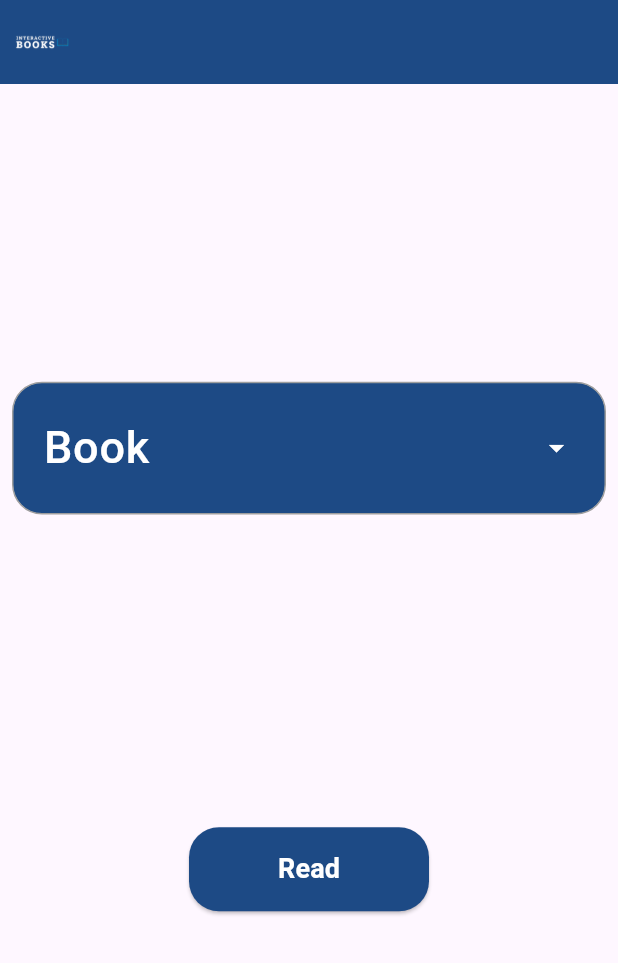
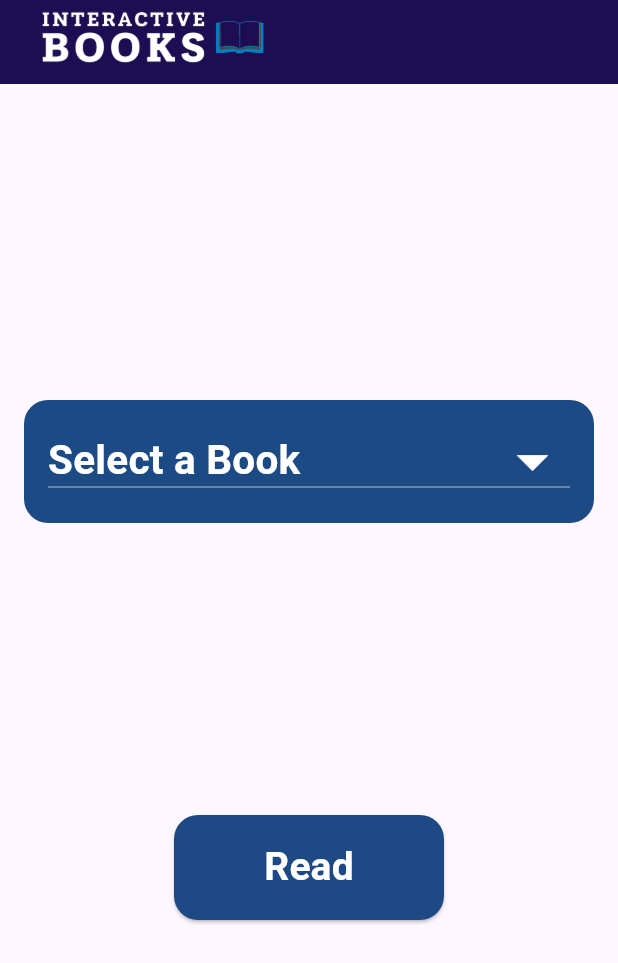
Before and after one commit to Shomos-Elshall/graduation_project, a Flutter app: the screen it shows after launch, on a phone screen of 412 x 824 dp. Shown: the top 963 px of the screen. Run offline on Flutter 3.47's test engine with Material 3 defaults, Android fonts, the phone set to English and light mode, and no system bars.

Commit message:
first page

```diff
--- a/interactive_book_app/lib/main.dart
+++ b/interactive_book_app/lib/main.dart
@@ -1,6 +1,5 @@
 import 'package:flutter/material.dart';
-import 'package:interactive_book_app/screens/SelectedBook.dart';
-import 'package:interactive_book_app/widgets/app_bar.dart';
+import 'package:interactive_book_app/screens/book_select_page.dart';
 
 void main() {
   runApp(const InteractiveBookApp());
--- a/interactive_book_app/lib/screens/SelectedBook.dart
+++ b/interactive_book_app/lib/screens/book_select_page.dart
@@ -1,6 +1,5 @@
 import 'package:flutter/material.dart';
-import 'package:interactive_book_app/widgets/ReadButton.dart';
-import 'package:interactive_book_app/widgets/app_bar.dart';
+import 'package:interactive_book_app/widgets/read_button.dart';
 import 'package:interactive_book_app/widgets/dropdown.dart';
 
 class Selectedbook extends StatefulWidget {
@@ -17,21 +16,23 @@ class SelectedbookState extends State<Selectedbook> {
   @override
   Widget build(BuildContext context) {
     return Scaffold(
-      appBar: CustomAppBar(),
+      appBar: AppBar(
+        backgroundColor: Color(0xFF1D0E53),
+        title: Padding(
+          padding: const EdgeInsets.only(bottom: 8.0),
+          child: Image.asset(
+            "assets/images/image 1 (1).png",
+            width: 170,
+            height: 130,
+          ),
+        ),
+      ),
+
       body: Padding(
-        padding: const EdgeInsets.all(8.0),
+        padding: const EdgeInsets.all(16.0),
         child: Column(
           mainAxisAlignment: MainAxisAlignment.spaceEvenly,
-          children: [
-             DropDownButton(),
-             ReadButton(selectedBook: selectedBook),
-
-
-
-
-
-
-          ],
+          children: [DropDownButton(), ReadButton(selectedBook: selectedBook)],
         ),
       ),
     );
--- a/interactive_book_app/lib/screens/home_page.dart
+++ b/interactive_book_app/lib/screens/home_page.dart
@@ -1,10 +1,10 @@
 import 'package:flutter/material.dart';
 
-class  HomePage extends StatelessWidget {
-  const  HomePage({super.key});
+class HomePage extends StatelessWidget {
+  const HomePage({super.key});
 
   @override
   Widget build(BuildContext context) {
-    return const Placeholder();
+    return Scaffold(body: Center(child: Text('Home Page')));
   }
 }
--- a/interactive_book_app/lib/widgets/ReadButton.dart
+++ /dev/null
@@ -1,47 +0,0 @@
-import 'package:flutter/material.dart';
-import 'package:interactive_book_app/screens/Home_Page.dart';
-
-class ReadButton extends StatelessWidget {
-  final String? selectedBook;
-  const ReadButton({required this.selectedBook});
-  @override
-  Widget build(BuildContext context) {
-    return Center(
-      child: Container(
-        width: 160,
-        margin: EdgeInsets.symmetric(vertical: 18),
-        child: ElevatedButton(
-          onPressed: () {
-            if (selectedBook != null) {
-              Navigator.push(
-                context,
-                MaterialPageRoute(
-                  builder: (context) {
-                    return const HomePage();
-                  },
-                ),
-              );
-            }
-          },
-          style: ElevatedButton.styleFrom(
-            backgroundColor: Color(0xFF1D4A85),
-            padding: EdgeInsets.symmetric(vertical: 15),
-            shape: RoundedRectangleBorder(
-              borderRadius: BorderRadius.circular(20),
-            ),
-          ),
-          child: Center(
-            child: Text(
-              "Read",
-              style: TextStyle(
-                color: Colors.white,
-                fontSize: 18,
-                fontWeight: FontWeight.w600,
-              ),
-            ),
-          ),
-        ),
-      ),
-    );
-  }
-}
--- a/interactive_book_app/lib/widgets/app_bar.dart
+++ /dev/null
@@ -1,23 +0,0 @@
-import 'package:flutter/material.dart';
-class CustomAppBar extends StatelessWidget implements PreferredSizeWidget{
-  const CustomAppBar({super.key});
-  @override
-  Widget build(BuildContext context) {
-    return AppBar(
-      backgroundColor: Color(0xFF1D4A85),
-      leading: Padding(
-        padding: EdgeInsets.all(8),
-        child: Image(
-          image: AssetImage("assets/images/image 1 (1).png"),
-          height: 60,
-          width: 60,
-          fit: BoxFit.contain,
-
-        ),
-      ),
-    );
-  }
-  @override
-Size get preferredSize => Size.fromHeight(kToolbarHeight);
-
-}
--- a/interactive_book_app/lib/widgets/dropdown.dart
+++ b/interactive_book_app/lib/widgets/dropdown.dart
@@ -1,61 +1,56 @@
 import 'package:flutter/material.dart';
 
-class DropDownButton extends StatelessWidget {
+class DropDownButton extends StatefulWidget {
   const DropDownButton({super.key});
 
+  @override
+  State<DropDownButton> createState() => _DropDownButtonState();
+}
+
+class _DropDownButtonState extends State<DropDownButton> {
   @override
   Widget build(BuildContext context) {
     String? selectedBook;
     List<String> books = ["Biology", "Chemistry", "Math"];
     return Container(
-      padding: EdgeInsets.symmetric(horizontal: 20, vertical: 10),
       decoration: BoxDecoration(
-        color: Color(0xFF1D4A85),
-        borderRadius: BorderRadius.circular(20),
-        border: Border.all(color: Colors.grey),
+        color: Color(0xff1C4A85),
+        borderRadius: BorderRadius.circular(16),
       ),
-      child: DropdownButtonHideUnderline(
-        child: DropdownButtonFormField<String>(
-          dropdownColor: Colors.white,
-
-          decoration: InputDecoration(
-            labelText: "Book",
-            labelStyle: TextStyle(
+      padding: EdgeInsets.all(16),
+      child: (DropdownButton<String>(
+        hint: Text(
+          "Select a Book",
+          style: TextStyle(
             color: Colors.white,
-              fontSize: 30,
-              fontWeight: FontWeight.w500,
-            ),
-
-            /*border: OutlineInputBorder(
-                    borderRadius: BorderRadius.circular(12.0),
-                    borderSide: const BorderSide(color: Color(0xFF1D4A85))
-
-                    // ),
+            fontWeight: FontWeight.w700,
+            fontSize: 27,
           ),
         ),
-                  */
-            border: InputBorder.none,
-          ),
-
         value: selectedBook,
         items:
-              books
-                  .map(
-                    (book) => DropdownMenuItem<String>(
+            books.map((String book) {
+              return DropdownMenuItem<String>(
                 value: book,
-                      child: Text(book),
-                    ),
-                  )
-                  .toList(),
-          onChanged: (value) {
-            setState(() {
-              selectedBook = value;
-            });
-          },
-          iconEnabledColor: Colors.white,
-          isExpanded: true,
+                child: Text(
+                  book,
+                  style: TextStyle(
+                    color: Color(0xff1C4A85),
+                    fontWeight: FontWeight.w600,
+                    fontSize: 22,
                   ),
                 ),
               );
+            }).toList(),
+        onChanged: (String? newValue) {
+          setState(() {
+            selectedBook = newValue;
+          });
+        },
+        iconSize: 50,
+        iconEnabledColor: Colors.white,
+        isExpanded: true,
+      )),
+    );
   }
 }
--- /dev/null
+++ b/interactive_book_app/lib/widgets/read_button.dart
@@ -0,0 +1,40 @@
+import 'package:flutter/material.dart';
+import 'package:interactive_book_app/screens/Home_Page.dart';
+
+class ReadButton extends StatelessWidget {
+  final String? selectedBook;
+  const ReadButton({super.key, required this.selectedBook});
+  @override
+  Widget build(BuildContext context) {
+    return ElevatedButton(
+      onPressed: () {
+        if (selectedBook != null) {
+          Navigator.push(
+            context,
+            MaterialPageRoute(
+              builder: (context) {
+                return HomePage();
+              },
+            ),
+          );
+        }
+      },
+      style: ElevatedButton.styleFrom(
+        maximumSize: Size(180, 70),
+        backgroundColor: Color(0xFF1D4A85),
+        padding: EdgeInsets.symmetric(vertical: 15),
+        shape: RoundedRectangleBorder(borderRadius: BorderRadius.circular(16)),
+      ),
+      child: Center(
+        child: Text(
+          "Read",
+          style: TextStyle(
+            color: Colors.white,
+            fontSize: 26,
+            fontWeight: FontWeight.w700,
+          ),
+        ),
+      ),
+    );
+  }
+}
```
Also changed, not shown: interactive_book_app/assets/images/image 1.png (deleted), interactive_book_app/pubspec.lock. Lines whose indentation alone changed are shown as unchanged.
